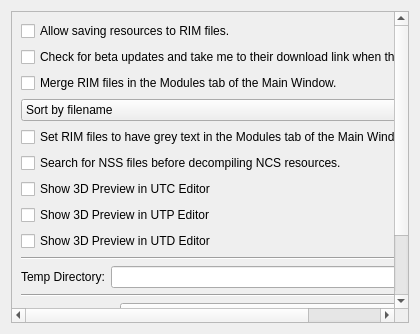
This is Tools/HolocronToolset/src/ui/widgets/settings/misc.ui in NickHugi/PyKotor as Qt 5 draws it before an edit. The edited form follows.
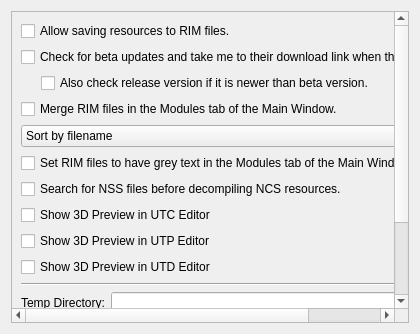
This is the edited form.

```diff
--- a/Tools/HolocronToolset/src/ui/widgets/settings/misc.ui
+++ b/Tools/HolocronToolset/src/ui/widgets/settings/misc.ui
@@ -43,6 +43,23 @@
          </property>
         </widget>
        </item>
+       <item>
+        <layout class="QHBoxLayout" name="hBoxLayoutForSubOption">
+         <property name="leftMargin">
+          <number>20</number>
+         </property>
+         <item>
+          <widget class="QCheckBox" name="alsoCheckReleaseVersion">
+           <property name="text">
+            <string>Also check release version if it is newer than beta version.</string>
+           </property>
+           <property name="enabled">
+            <bool>true</bool>
+           </property>
+          </widget>
+         </item>
+        </layout>
+       </item>
        <item>
         <widget class="QCheckBox" name="mergeRimCheck">
          <property name="text">
```
